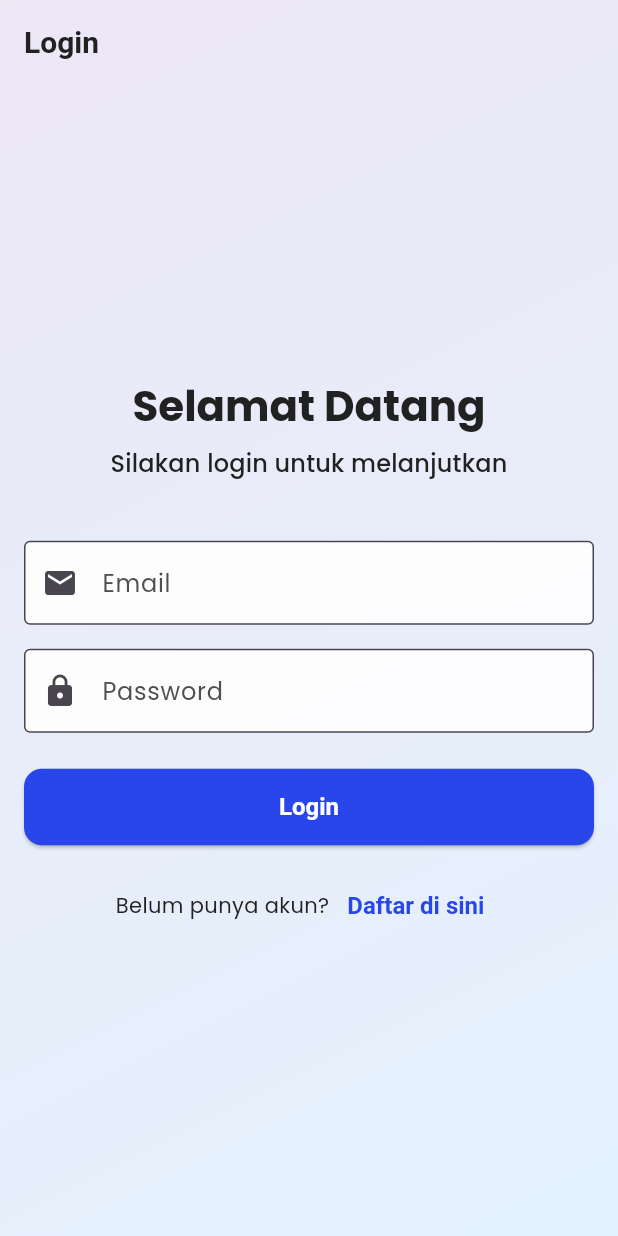
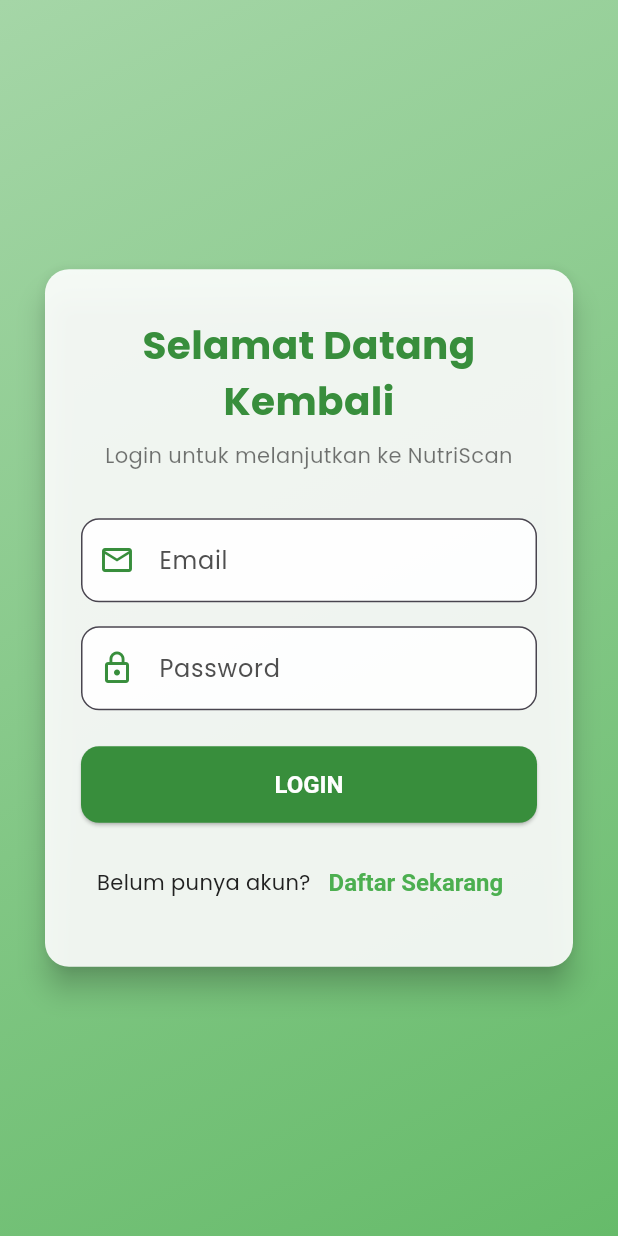
Before and after one commit to Kelompok-a/Nutrisi_Scan, a Flutter app: the screen it shows after launch, on a phone screen of 412 x 824 dp. Run offline on Flutter 3.47's test engine with Material 3 defaults, Android fonts, the phone set to English and light mode, and no system bars; our stand-ins replace flutter_secure_storage, google_fonts.

Commit message:
perbaikan bug dan juga perubahan login

```diff
--- a/lib/main.dart
+++ b/lib/main.dart
@@ -3,8 +3,9 @@ import 'package:provider/provider.dart';
 import 'package:google_fonts/google_fonts.dart';
 import 'providers/auth_provider.dart';
 import 'providers/search_history_provider.dart';
-import 'screens/splash_screen.dart'; // Import SplashScreen
+import 'screens/splash_screen.dart';
 import 'theme/app_theme.dart';
+import 'theme/no_scrollbar_behavior.dart'; // Import aturan baru
 
 void main() => runApp(const MyApp());
 
@@ -21,6 +22,8 @@ class MyApp extends StatelessWidget {
         ChangeNotifierProvider(create: (context) => SearchHistoryProvider()),
       ],
       child: MaterialApp(
+        // PERBAIKAN: Terapkan aturan untuk menyembunyikan scrollbar
+        scrollBehavior: NoScrollbarBehavior(),
         debugShowCheckedModeBanner: false,
         title: 'Nutriscan',
 
@@ -40,7 +43,6 @@ class MyApp extends StatelessWidget {
             child: child ?? const SizedBox.shrink(),
           );
         },
-        // Atur SplashScreen sebagai halaman utama
         home: const SplashScreen(),
       ),
     );
--- a/lib/screens/login_page.dart
+++ b/lib/screens/login_page.dart
@@ -1,6 +1,7 @@
 import 'package:flutter/material.dart';
 import 'package:provider/provider.dart';
 import '../providers/auth_provider.dart';
+import '../widgets/auth_background.dart'; // Import widget background baru
 import './main_screen.dart';
 import './register_page.dart';
 
@@ -42,7 +43,10 @@ class _LoginPageState extends State<LoginPage> {
         );
       } else {
         ScaffoldMessenger.of(context).showSnackBar(
-          SnackBar(content: Text('Login Gagal: ${result['message']}')),
+          SnackBar(
+            content: Text('Login Gagal: ${result['message']}'),
+            backgroundColor: Colors.red,
+          ),
         );
       }
     }
@@ -50,54 +54,60 @@ class _LoginPageState extends State<LoginPage> {
 
   @override
   Widget build(BuildContext context) {
-    return Scaffold(
-      appBar: AppBar(
-        title: const Text('Login'),
-        automaticallyImplyLeading: false,
-      ),
-      body: Center(
-        child: SingleChildScrollView(
-          padding: const EdgeInsets.all(16.0),
+    // Tema warna hijau
+    final Color primaryColor = Colors.green.shade700;
+    final Color accentColor = Colors.green.shade500;
+
+    return AuthBackground(
       child: Form(
         key: _formKey,
         child: Column(
+          mainAxisSize: MainAxisSize.min,
           crossAxisAlignment: CrossAxisAlignment.stretch,
-              mainAxisAlignment: MainAxisAlignment.center,
           children: [
+            // Header Form
             Text(
-                  'Selamat Datang',
+              'Selamat Datang Kembali',
               textAlign: TextAlign.center,
-                  style: Theme.of(context).textTheme.headlineMedium?.copyWith(fontWeight: FontWeight.bold),
+              style: TextStyle(
+                fontSize: 26,
+                fontWeight: FontWeight.bold,
+                color: primaryColor,
+              ),
             ),
             const SizedBox(height: 8),
-                Text(
-                  'Silakan login untuk melanjutkan',
+            const Text(
+              'Login untuk melanjutkan ke NutriScan',
               textAlign: TextAlign.center,
-                  style: Theme.of(context).textTheme.titleMedium,
+              style: TextStyle(color: Colors.black54),
             ),
-                const SizedBox(height: 40),
+            const SizedBox(height: 32),
+
+            // Form Email
             TextFormField(
               controller: _emailController,
-                  decoration: const InputDecoration(
+              decoration: InputDecoration(
                 labelText: 'Email',
-                    border: OutlineInputBorder(),
-                    prefixIcon: Icon(Icons.email),
+                prefixIcon: Icon(Icons.email_outlined, color: primaryColor),
+                border: OutlineInputBorder(borderRadius: BorderRadius.circular(12)),
               ),
               keyboardType: TextInputType.emailAddress,
               validator: (value) {
-                    if (value == null || value.isEmpty) {
-                      return 'Email tidak boleh kosong';
+                if (value == null || value.isEmpty || !value.contains('@')) {
+                  return 'Masukkan email yang valid';
                 }
                 return null;
               },
             ),
             const SizedBox(height: 16),
+
+            // Form Password
             TextFormField(
               controller: _passwordController,
-                  decoration: const InputDecoration(
+              decoration: InputDecoration(
                 labelText: 'Password',
-                    border: OutlineInputBorder(),
-                    prefixIcon: Icon(Icons.lock),
+                prefixIcon: Icon(Icons.lock_outline, color: primaryColor),
+                border: OutlineInputBorder(borderRadius: BorderRadius.circular(12)),
               ),
               obscureText: true,
               validator: (value) {
@@ -108,18 +118,25 @@ class _LoginPageState extends State<LoginPage> {
               },
             ),
             const SizedBox(height: 24),
+
+            // Tombol Login
             _isLoading
                 ? const Center(child: CircularProgressIndicator())
                 : ElevatedButton(
                     onPressed: _login,
-                        child: const Text('Login'),
                     style: ElevatedButton.styleFrom(
+                      backgroundColor: primaryColor,
+                      foregroundColor: Colors.white,
                       padding: const EdgeInsets.symmetric(vertical: 16),
-                          textStyle: const TextStyle(fontSize: 16, fontWeight: FontWeight.bold),
+                      shape: RoundedRectangleBorder(
+                        borderRadius: BorderRadius.circular(12),
                       ),
                     ),
+                    child: const Text('LOGIN', style: TextStyle(fontWeight: FontWeight.bold)),
+                  ),
             const SizedBox(height: 16),
-                // Tombol untuk ke halaman registrasi
+
+            // Link ke Halaman Registrasi
             Row(
               mainAxisAlignment: MainAxisAlignment.center,
               children: [
@@ -130,13 +147,14 @@ class _LoginPageState extends State<LoginPage> {
                       MaterialPageRoute(builder: (context) => const RegisterPage()),
                     );
                   },
-                      child: const Text('Daftar di sini'),
+                  child: Text(
+                    'Daftar Sekarang',
+                    style: TextStyle(color: accentColor, fontWeight: FontWeight.bold),
+                  ),
                 ),
               ],
-                )
+            ),
           ],
-            ),
-          ),
         ),
       ),
     );
--- /dev/null
+++ b/lib/theme/no_scrollbar_behavior.dart
@@ -0,0 +1,11 @@
+import 'package:flutter/material.dart';
+
+// Kelas ini berfungsi untuk "mematikan" atau menyembunyikan scrollbar
+// yang muncul secara otomatis di beberapa platform seperti web/desktop.
+class NoScrollbarBehavior extends ScrollBehavior {
+  @override
+  Widget buildOverscrollIndicator(
+      BuildContext context, Widget child, ScrollableDetails details) {
+    return child;
+  }
+}
--- a/lib/widgets/auth_background.dart
+++ b/lib/widgets/auth_background.dart
@@ -2,12 +2,10 @@ import 'package:flutter/material.dart';
 
 class AuthBackground extends StatelessWidget {
   final Widget child;
-  final String imagePath;
 
   const AuthBackground({
     super.key,
     required this.child,
-    this.imagePath = 'assets/images/background1.jpg', // Default background
   });
 
   @override
@@ -17,20 +15,20 @@ class AuthBackground extends StatelessWidget {
     return Scaffold(
       body: Stack(
         children: [
-          // Gambar Latar Belakang
+          // Latar Belakang Gradien Hijau (Pengganti Gambar)
           Container(
             width: screenSize.width,
             height: screenSize.height,
             decoration: BoxDecoration(
-              image: DecorationImage(
-                image: AssetImage(imagePath),
-                fit: BoxFit.cover,
+              gradient: LinearGradient(
+                colors: [
+                  Colors.green.shade200,
+                  Colors.green.shade400,
+                ],
+                begin: Alignment.topLeft,
+                end: Alignment.bottomRight,
               ),
             ),
-          ),
-          // Lapisan Gelap untuk Kontras
-          Container(
-            color: Colors.black.withOpacity(0.3),
           ),
 
           // Layout Responsif
```
Also changed, not shown: lib/screens/register_page.dart (+64 -27 lines). Lines whose indentation alone changed are shown as unchanged.
